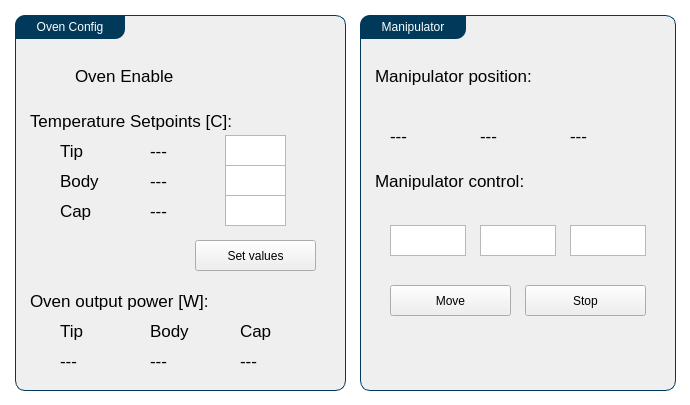
pnjun/UrsaPQ-Manager, file Utils/ursapqConsoleResources/sample.ui: the form before one commit.
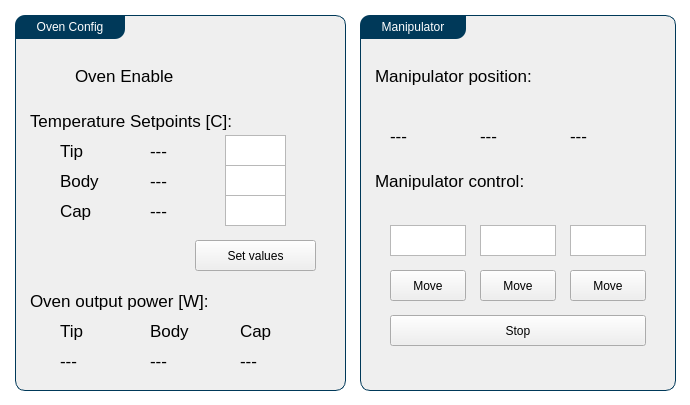
The form after the commit.

Diff of the .ui file:
```diff
--- a/Utils/ursapqConsoleResources/sample.ui
+++ b/Utils/ursapqConsoleResources/sample.ui
@@ -390,7 +390,7 @@
        <x>15</x>
        <y>195</y>
        <width>286</width>
-       <height>121</height>
+       <height>166</height>
       </rect>
      </property>
      <widget class="QPlainTextEdit" name="pos_x_set">
@@ -427,8 +427,8 @@
       <property name="geometry">
        <rect>
         <x>15</x>
-        <y>75</y>
-        <width>121</width>
+        <y>60</y>
+        <width>76</width>
         <height>31</height>
        </rect>
       </property>
@@ -439,9 +439,9 @@
      <widget class="QPushButton" name="stopButton">
       <property name="geometry">
        <rect>
-        <x>150</x>
-        <y>75</y>
-        <width>121</width>
+        <x>15</x>
+        <y>105</y>
+        <width>256</width>
         <height>31</height>
        </rect>
       </property>
@@ -449,6 +449,32 @@
        <string>Stop</string>
       </property>
      </widget>
+     <widget class="QPushButton" name="moveButtonY">
+      <property name="geometry">
+       <rect>
+        <x>105</x>
+        <y>60</y>
+        <width>76</width>
+        <height>31</height>
+       </rect>
+      </property>
+      <property name="text">
+       <string>Move</string>
+      </property>
+     </widget>
+     <widget class="QPushButton" name="moveButtonZ">
+      <property name="geometry">
+       <rect>
+        <x>195</x>
+        <y>60</y>
+        <width>76</width>
+        <height>31</height>
+       </rect>
+      </property>
+      <property name="text">
+       <string>Move</string>
+      </property>
+     </widget>
     </widget>
     <widget class="QLabel" name="label_11">
      <property name="geometry">
```
Left out of the diff: 2 changed lines with no effect on the pictures.
